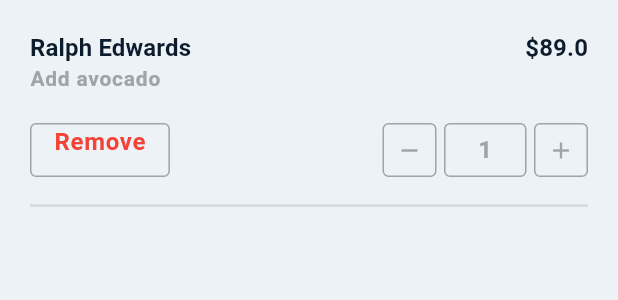
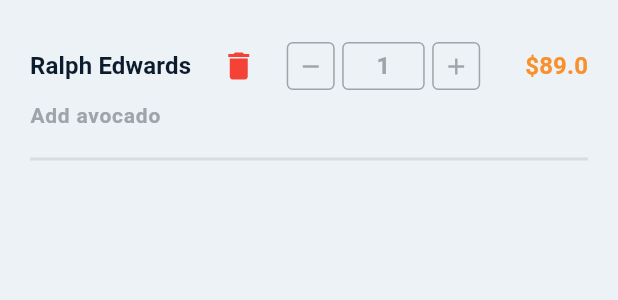
Before and after one commit to zubairbhuian/modifii_pos, a Flutter app: the CartItem widget shown alone on an empty page, opened directly, on a phone screen of 412 x 824 dp. Shown: the top 300 px of the screen. Run offline on Flutter 3.47's test engine with Material 3 defaults, Android fonts, the light colour scheme and no system bars; our stand-ins replace auto_size_text, dio, flutter_spinkit, flutter_svg, font_awesome_flutter, get and 3 more; missing offline and left inert: window_manager; accounts and stored records are empty; network calls fail; Roboto replaces fonts that are missing (SF-Pro-Display).

Commit message:
cartItems ui

```diff
--- a/lib/app/modules/order/components/pos_option.dart
+++ b/lib/app/modules/order/components/pos_option.dart
@@ -135,7 +135,7 @@ class PosOption extends GetView<OrderController> {
             _row(theme, title: "Subtotal :", value: "\$00"),
             _row(theme, title: "GST 5% :", value: "\$00"),
             const Divider(),
-            _row(theme, title: "Total: :", value: "\$00", fontSize: 20),
+            _row(theme, title: "Total :", value: "\$00", fontSize: 20),
             // order btn
             Padding(
               padding: const EdgeInsets.all(20),
--- a/lib/app/modules/order/widgets/cart_item.dart
+++ b/lib/app/modules/order/widgets/cart_item.dart
@@ -1,5 +1,5 @@
 import 'package:flutter/material.dart';
-import 'package:flutter/widgets.dart';
+import 'package:flutter_base/app/utils/static_colors.dart';
 import 'package:flutter_base/app/widgets/custom_btn.dart';
 
 class CartItem extends StatelessWidget {
@@ -35,46 +35,40 @@ class CartItem extends StatelessWidget {
                   title,
                   style: theme.textTheme.titleSmall
                       ?.copyWith(fontWeight: FontWeight.w700),
-              )),
-              Text(
-                "\$$amount",
-                style: theme.textTheme.titleSmall
-                    ?.copyWith(fontWeight: FontWeight.w700),
-              )
-            ],
-          ),
-
-          Text(
-            description,
-            style: theme.textTheme.labelMedium
-                ?.copyWith(fontWeight: FontWeight.w700, color: theme.hintColor),
-          ),
-          const SizedBox(height: 20),
-          // BTN row
-          Row(
-            mainAxisAlignment: MainAxisAlignment.spaceBetween,
-            children: [
-              SizedBox(
-                height: 36,
-                child: OutLineBtn(
-                  onPressed: onRemove,
-                  style: theme.textTheme.bodyLarge?.copyWith(
-                    fontWeight: FontWeight.w600,
-                  ),
-                  textColor: theme.colorScheme.error,
-                  padding:
-                      const EdgeInsets.only(left: 16, right: 16, bottom: 10),
-                  borderRadius: 4,
-                  child: const Text(
-                    "Remove",
-                  ),
                 ),
               ),
               Row(
                 children: [
+                  // SizedBox(
+                  //   height: 36,
+                  //   child: OutLineBtn(
+                  //     onPressed: onRemove,
+                  //     style: theme.textTheme.bodyLarge?.copyWith(
+                  //       fontWeight: FontWeight.w600,
+                  //     ),
+                  //     textColor: theme.colorScheme.error,
+                  //     padding: const EdgeInsets.only(
+                  //         left: 16, right: 16, bottom: 10),
+                  //     borderRadius: 4,
+                  //     child: const Text(
+                  //       "Remove",
+                  //     ),
+                  //   ),
+                  // ),
+                  IconButton(
+                    onPressed: onRemove,
+                    icon: Icon(
+                      Icons.delete,
+                      color: theme.colorScheme.error,
+                      size: 24,
+                    ),
+                  ),
+                  const SizedBox(width: 8.0),
+                  Row(
+                    children: [
                       SizedBox(
-                    width: 36,
-                    height: 36,
+                        width: 32,
+                        height: 32,
                         child: OutLineBtn(
                           onPressed: onDecrement,
                           style: theme.textTheme.bodyLarge?.copyWith(
@@ -88,27 +82,30 @@ class CartItem extends StatelessWidget {
                       ),
                       Container(
                         width: 55,
-                    height: 36,
+                        height: 32,
                         margin: const EdgeInsets.symmetric(horizontal: 5),
                         decoration: BoxDecoration(
                             borderRadius: BorderRadius.circular(4),
                             border: Border.all(
                               color: theme.hintColor,
                             )),
-                    child: Center(child: Text(quantity.toString(),style: theme.textTheme.labelLarge?.copyWith(
-                      color:  theme.hintColor,
-                      fontWeight: FontWeight.w600
-                      ),)),
+                        child: Center(
+                            child: Text(
+                          quantity.toString(),
+                          style: theme.textTheme.labelLarge?.copyWith(
+                              color: theme.hintColor,
+                              fontWeight: FontWeight.w600),
+                        )),
                       ),
                       SizedBox(
-                    width: 36,
-                    height: 36,
+                        width: 32,
+                        height: 32,
                         child: OutLineBtn(
                           onPressed: onIncrement,
                           style: theme.textTheme.bodyLarge?.copyWith(
                             fontWeight: FontWeight.w600,
                           ),
-                      textColor:  theme.hintColor,
+                          textColor: theme.hintColor,
                           padding: EdgeInsets.zero,
                           borderRadius: 4,
                           child: const Icon(Icons.add),
@@ -117,6 +114,21 @@ class CartItem extends StatelessWidget {
                     ],
                   )
                 ],
+              ),
+              const SizedBox(width: 30),
+              Text(
+                "\$$amount",
+                style: theme.textTheme.titleSmall?.copyWith(
+                  fontWeight: FontWeight.w700,
+                  color: StaticColors.yellowColor,
+                ),
+              ),
+            ],
+          ),
+          Text(
+            description,
+            style: theme.textTheme.labelMedium
+                ?.copyWith(fontWeight: FontWeight.w700, color: theme.hintColor),
           ),
           const SizedBox(height: 20),
           Divider(
--- a/lib/app/modules/order/widgets/category_body.dart
+++ b/lib/app/modules/order/widgets/category_body.dart
@@ -13,6 +13,7 @@ class CategoryBody extends GetView<OrderController> {
     ThemeData theme = Theme.of(context);
     return _body(theme);
   }
+
   //** Body **
   Widget _body(ThemeData theme) {
     return SingleChildScrollView(
@@ -47,12 +48,11 @@ class CategoryBody extends GetView<OrderController> {
         itemCount: data.length,
         itemBuilder: (context, index) => PrimaryBtn(
           onPressed: () {
-            controller.findProductsByCategoryId(
-                data[index].id.toString());
+            controller.findProductsByCategoryId(data[index].id.toString());
           },
           color: MyFunc.productColor(data[index].type),
           style: theme.textTheme.titleLarge?.copyWith(color: Colors.white),
-          text: controller.categoryList[index].name,
+          text: data[index].name,
         ).marginOnly(bottom: 20),
       ));
 }
```
Lines whose indentation alone changed are shown as unchanged.
